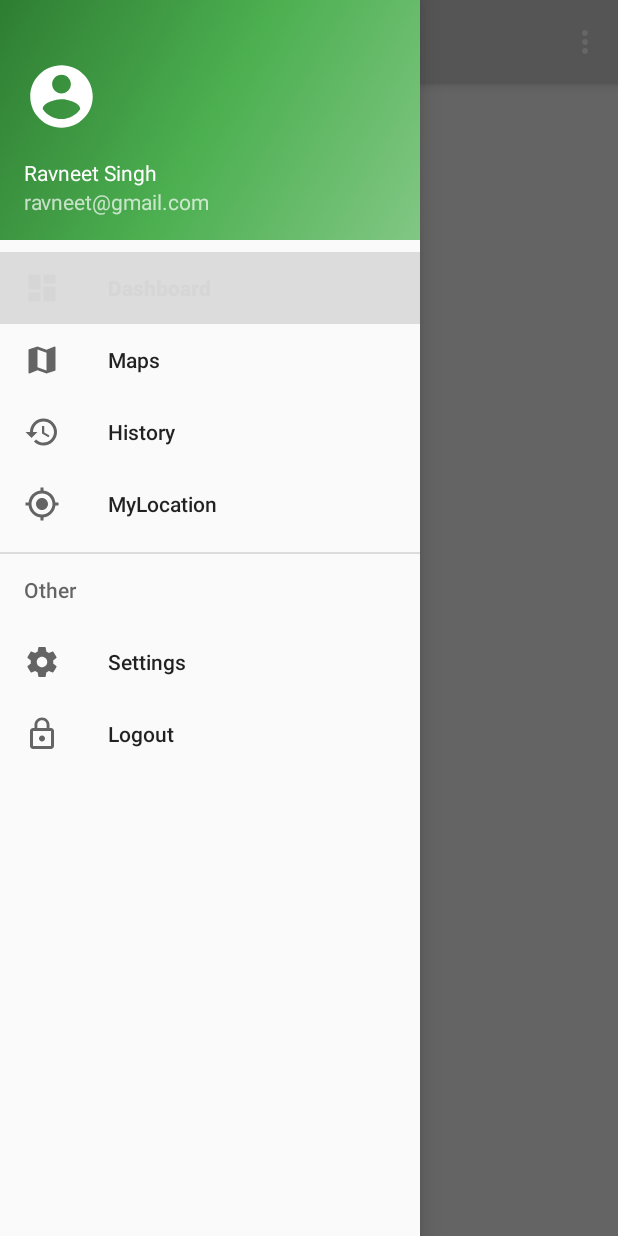
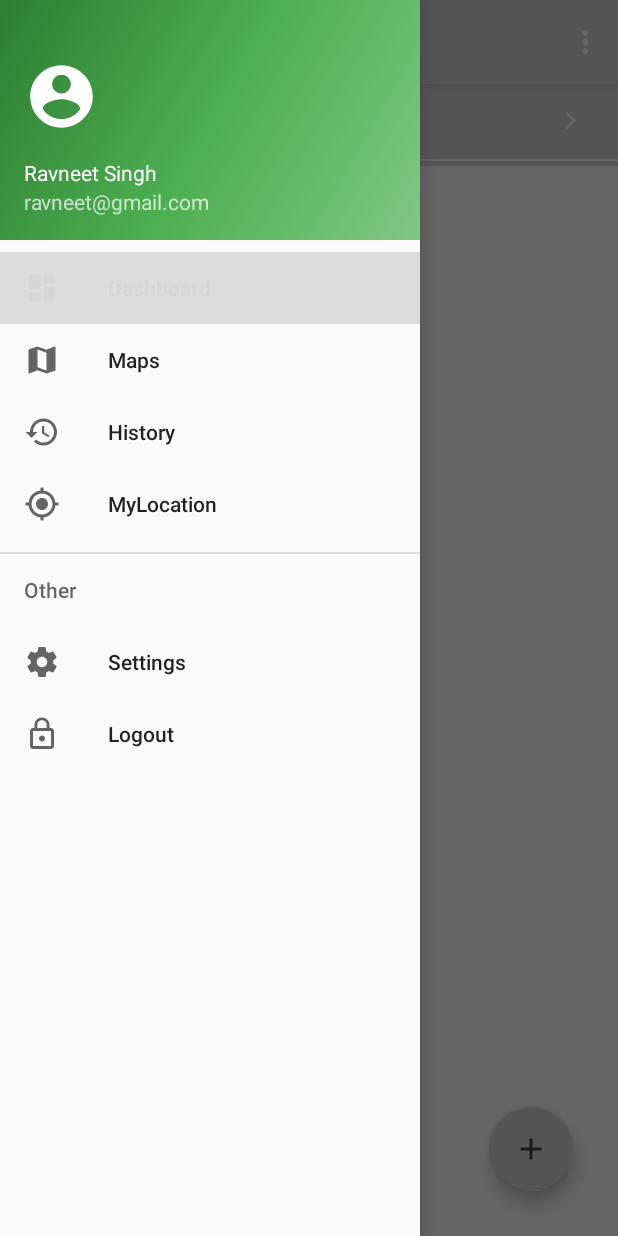
Before and after one commit to PrincessHernandez/TripPlanner_V1, an Android app: the fragment Dashboard placed in its activity, with the side drawer open, on a phone screen of 412 x 824 dp. Run offline under Robolectric (Android 15) with nearby library versions, the phone set to English and light mode, and no system bars; our stand-ins replace Firebase (no records; nobody signed in at launch, a user with empty details on screens opened directly), Volley; network calls fail.

Commit message:
Dashboard added
Dashboard layout done.
Added trips activity layout done.
Still working on Sign In, Sign Up activity layout.

```diff
--- /dev/null
+++ b/app/src/main/res/drawable/ic_add.xml
@@ -0,0 +1,9 @@
+<vector xmlns:android="http://schemas.android.com/apk/res/android"
+        android:width="24dp"
+        android:height="24dp"
+        android:viewportWidth="24.0"
+        android:viewportHeight="24.0">
+    <path
+        android:fillColor="#444444"
+        android:pathData="M19,13h-6v6h-2v-6H5v-2h6V5h2v6h6v2z"/>
+</vector>
--- /dev/null
+++ b/app/src/main/res/drawable/ic_keyboard_arrow_white.xml
@@ -0,0 +1,9 @@
+<vector xmlns:android="http://schemas.android.com/apk/res/android"
+        android:width="24dp"
+        android:height="24dp"
+        android:viewportWidth="24.0"
+        android:viewportHeight="24.0">
+    <path
+        android:fillColor="#FFFFFF"
+        android:pathData="M8.59,16.34l4.58,-4.59 -4.58,-4.59L10,5.75l6,6 -6,6z"/>
+</vector>
--- a/app/src/main/res/layout/fragment_dashboard.xml
+++ b/app/src/main/res/layout/fragment_dashboard.xml
@@ -1,12 +1,57 @@
-<FrameLayout xmlns:android="http://schemas.android.com/apk/res/android"
+<RelativeLayout xmlns:android="http://schemas.android.com/apk/res/android"
     xmlns:tools="http://schemas.android.com/tools"
     android:layout_width="match_parent"
     android:layout_height="match_parent"
     tools:context="travelers.tripplanner.fragments.Dashboard">
 
+    <RelativeLayout
+        android:id="@+id/NearMeRL"
+        android:layout_width="match_parent"
+        android:layout_height="50dp"
+        android:background="@color/colorPrimaryDark"
+        android:clickable="true">
+
+        <TextView
+            android:layout_width="wrap_content"
+            android:layout_height="wrap_content"
+            android:layout_centerVertical="true"
+            android:text="Near Me"
+            android:textColor="@color/plainWhite"
+            android:layout_marginStart="15dp"
+            android:textSize="18sp"/>
+
+        <ImageView
+            android:layout_width="wrap_content"
+            android:layout_height="wrap_content"
+            android:src="@drawable/ic_keyboard_arrow_white"
+            android:layout_alignParentEnd="true"
+            android:layout_centerVertical="true"
+            android:layout_marginEnd="20dp"/>
+
+    </RelativeLayout>
+
+    <View
+        android:layout_width="match_parent"
+        android:layout_height="3dp"
+        android:layout_below="@+id/NearMeRL"
+        android:layout_marginTop="1dp"
+        android:background="@color/darkBorder"/>
+
+    <android.support.design.widget.FloatingActionButton
+        android:id="@+id/fab"
+        android:layout_width="wrap_content"
+        android:layout_height="wrap_content"
+        android:layout_alignParentBottom="true"
+        android:src="@drawable/ic_add"
+        android:layout_alignParentRight="true"
+        android:layout_marginBottom="30dp"
+        android:layout_marginEnd="30dp"
+        android:clickable="true"/>
+
     <TextView
-        android:layout_width="match_parent"
-        android:layout_height="match_parent"
-        android:text="Dashboard fragment" />
+        android:layout_width="wrap_content"
+        android:layout_height="wrap_content"
+        android:layout_centerInParent="true"
+        android:text="Bucket list empty!"/>
 
-</FrameLayout>
+</RelativeLayout>
--- a/app/src/main/res/layout/fragment_settings.xml
+++ b/app/src/main/res/layout/fragment_settings.xml
@@ -2,9 +2,8 @@
     xmlns:tools="http://schemas.android.com/tools"
     android:layout_width="match_parent"
     android:layout_height="match_parent"
-    tools:context="com.example.n01148757.navigation.fragements.Settings">
+    tools:context="travelers.tripplanner.fragments.Settings">
 
-    <!-- TODO: Update blank fragment layout -->
     <TextView
         android:layout_width="match_parent"
         android:layout_height="match_parent"
```
Also changed, not shown: app/src/main/java/travelers/tripplanner/AddTrip.java (added, +19 -0 lines), app/src/main/res/layout/activity_add_trip.xml (added, +42 -0 lines), app/src/main/res/layout/place_item.xml (added, +60 -0 lines).
